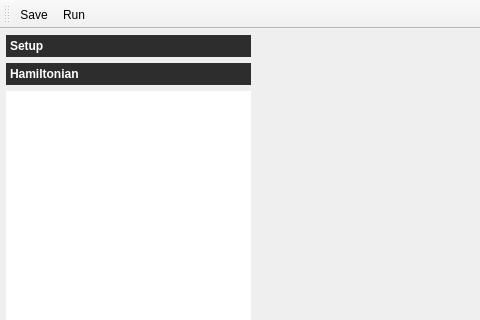
Old version of the form crispy/gui/canvas.ui in the repository mretegan/crispy; both pictures show x 0 to 480 and y 0 to 320 of the 1100 by 620 pixel window.
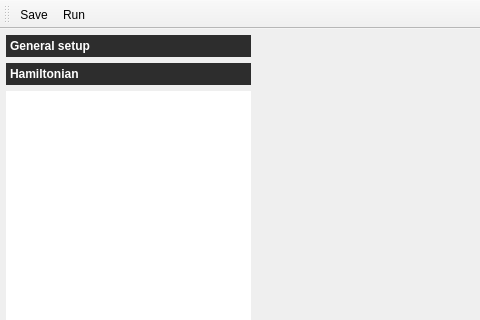
New version of the form. The open tabs and pages were chosen to show the change. Icons and pictures are not drawn. Custom widgets are drawn as their Qt base class.

Patch:
```diff
--- a/crispy/gui/canvas.ui
+++ b/crispy/gui/canvas.ui
@@ -98,7 +98,7 @@
         </rect>
        </property>
        <attribute name="label">
-        <string>Setup</string>
+        <string>General setup</string>
        </attribute>
        <layout class="QVBoxLayout" name="setupPageVerticalLayout" stretch="0,0,0,0,0,0">
         <property name="spacing">
```
Left out of the diff: 2 changed lines with no effect on the pictures.
